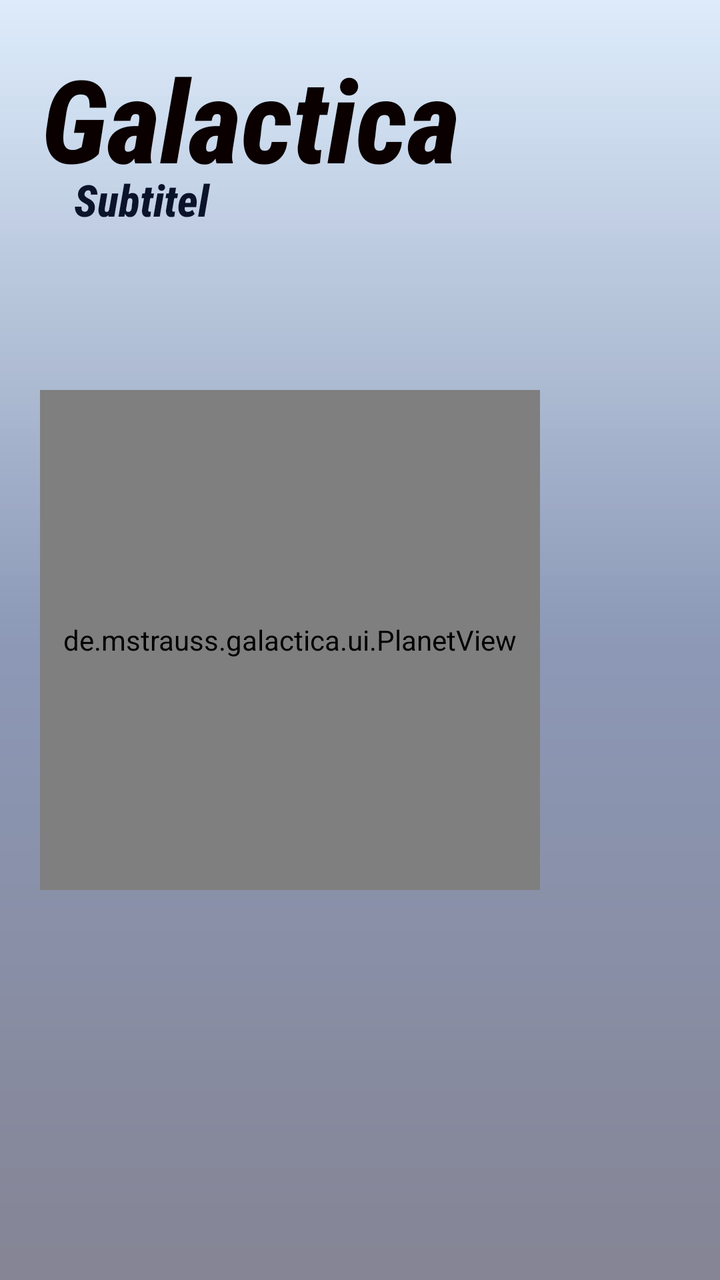
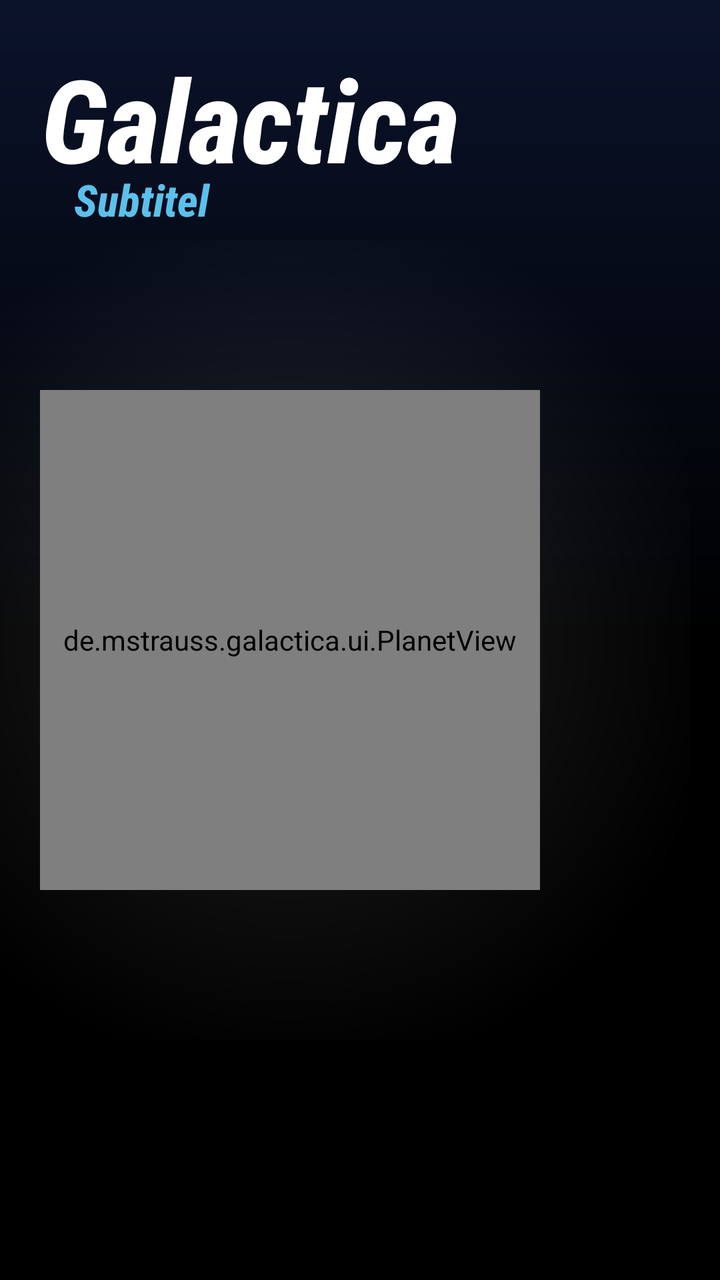

An Android layout rendered at two revisions. The XML below is the earlier revision; the diff shows what the commit changed to produce the second picture.
<!-- AndroidManifest.xml: application theme Theme.Galactica -->
<!-- res/layout/activity_main.xml -->
<?xml version="1.0" encoding="utf-8"?>
<androidx.constraintlayout.widget.ConstraintLayout xmlns:android="http://schemas.android.com/apk/res/android"
    xmlns:app="http://schemas.android.com/apk/res-auto"
    xmlns:tools="http://schemas.android.com/tools"
    android:id="@+id/main"
    android:layout_width="match_parent"
    android:layout_height="match_parent"
    tools:context=".MainActivity">

    <LinearLayout
        android:layout_width="match_parent"
        android:layout_height="match_parent"
        android:background="@drawable/bg"
        android:gravity="end|center"
        android:orientation="horizontal">

        <de.mstrauss.galactica.ui.PlanetView
            android:id="@+id/planet"
            android:layout_width="250dp"
            android:layout_height="250dp"
            android:layout_marginEnd="90dp"></de.mstrauss.galactica.ui.PlanetView>
    </LinearLayout>

    <LinearLayout
        android:id="@+id/menu_left_layout"
        android:layout_width="match_parent"
        android:layout_height="match_parent"
        android:gravity="top|start"
        android:orientation="vertical"
        android:padding="10pt">

        <TextView
            android:layout_width="wrap_content"
            android:layout_height="wrap_content"
            android:fontFamily="sans-serif-condensed-medium"
            android:text="@string/app_name"
            android:textColor="#0B0000"
            android:textSize="28pt"
            android:textStyle="bold|italic"
            app:layout_constraintBottom_toBottomOf="parent"
            app:layout_constraintEnd_toEndOf="parent"
            app:layout_constraintStart_toStartOf="parent"
            app:layout_constraintTop_toTopOf="parent" />

        <TextView
            android:id="@+id/subtitle"
            android:layout_width="match_parent"
            android:layout_height="wrap_content"
            android:fontFamily="sans-serif-condensed-medium"
            android:text="@string/subtitle"
            android:textAppearance="@style/TextAppearance.AppCompat.Large"
            android:textColor="@color/space_dark"
            android:textStyle="bold|italic"
            android:translationX="8pt"
            android:translationY="-6pt"
            app:layout_constraintBottom_toBottomOf="parent"
            app:layout_constraintEnd_toEndOf="parent"
            app:layout_constraintStart_toStartOf="parent"
            app:layout_constraintTop_toTopOf="parent" />

        <HorizontalScrollView
            android:id="@+id/campaign_levels"
            android:layout_width="match_parent"
            android:layout_height="match_parent"
            android:layout_marginStart="1dp"
            android:layout_marginTop="1dp"
            android:layout_marginEnd="1dp"
            android:layout_marginBottom="1dp"
            android:foregroundGravity="center_vertical"
            android:visibility="gone">

            
            <LinearLayout
                android:layout_width="wrap_content"
                android:layout_height="match_parent"
                android:foregroundGravity="center"
                android:gravity="center"
                android:orientation="horizontal">

                <de.mstrauss.galactica.ui.LevelCard
                    android:layout_width="match_parent"
                    android:layout_height="match_parent"
                    app:LevelNumber="1"
                    app:columns="6"
                    app:planetAmount="3"
                    app:rows="4" />

                <de.mstrauss.galactica.ui.LevelCard
                    android:layout_width="match_parent"
                    android:layout_height="match_parent"
                    app:LevelNumber="2"
                    app:availableMoves="26"
                    app:columns="7"
                    app:planetAmount="5"
                    app:rows="5" />

                <de.mstrauss.galactica.ui.LevelCard
                    android:layout_width="match_parent"
                    android:layout_height="match_parent"
                    app:LevelNumber="3"
                    app:availableMoves="18"
                    app:columns="9"
                    app:planetAmount="6"
                    app:rows="7" />

                <de.mstrauss.galactica.ui.LevelCard
                    android:layout_width="match_parent"
                    android:layout_height="match_parent"
                    app:LevelNumber="4"
                    app:availableMoves="12"
                    app:columns="10"
                    app:planetAmount="2"
                    app:rows="4" />

                <de.mstrauss.galactica.ui.LevelCard
                    android:layout_width="match_parent"
                    android:layout_height="match_parent"
                    app:LevelNumber="5"
                    app:availableMoves="26"
                    app:columns="14"
                    app:planetAmount="8"
                    app:rows="11" />

            </LinearLayout>
        </HorizontalScrollView>

        <LinearLayout
            android:id="@+id/single_player_playground_setting"
            android:layout_width="match_parent"
            android:layout_height="match_parent"
            android:gravity="center"
            android:orientation="horizontal"
            android:visibility="gone">

            <LinearLayout
                android:layout_width="wrap_content"
                android:layout_height="wrap_content"
                android:gravity="start"
                android:orientation="vertical">

                <androidx.appcompat.widget.SwitchCompat
                    android:layout_width="match_parent"
                    android:layout_height="match_parent"></androidx.appcompat.widget.SwitchCompat>
            </LinearLayout>

            <Button
                android:id="@+id/start_single_player_game_button"
                style="@android:style/Widget.Material.Button"
                android:layout_width="wrap_content"
                android:layout_height="wrap_content"
                android:text="@string/start_game_button"></Button>
        </LinearLayout>

        <LinearLayout
            android:id="@+id/settings_menu_layout"
            android:layout_width="wrap_content"
            android:layout_height="wrap_content"
            android:gravity="center|start"
            android:orientation="vertical"
            android:padding="10pt"
            android:visibility="gone"></LinearLayout>

        <LinearLayout
            android:id="@+id/single_menu_layout"
            android:layout_width="wrap_content"
            android:layout_height="wrap_content"
            android:gravity="center|start"
            android:orientation="vertical"
            android:padding="10pt"
            android:visibility="gone">

            <Button
                android:id="@+id/campaign_button"
                style="@android:style/Widget.Material.Button"
                android:layout_width="match_parent"
                android:layout_height="wrap_content"
                android:text="@string/campagne_button" />

            <Button
                android:id="@+id/single_player_playground_button"
                style="@android:style/Widget.Material.Button"
                android:layout_width="match_parent"
                android:layout_height="wrap_content"
                android:text="@string/custom_game" />
        </LinearLayout>

        <LinearLayout
            android:id="@+id/multi_menu_layout"
            android:layout_width="wrap_content"
            android:layout_height="wrap_content"
            android:gravity="center|start"
            android:orientation="vertical"
            android:padding="10pt"
            android:visibility="gone">

            <Button
                android:id="@+id/host_game_button"
                style="@android:style/Widget.Material.Button"
                android:layout_width="match_parent"
                android:layout_height="wrap_content"
                android:text="@string/host_game_button" />

            <Button
                android:id="@+id/join_game_button"
                style="@android:style/Widget.Material.Button"
                android:layout_width="match_parent"
                android:layout_height="wrap_content"
                android:text="@string/join_game_button" />
        </LinearLayout>

        <LinearLayout
            android:id="@+id/multiplayer_lobby_host"
            android:layout_width="match_parent"
            android:layout_height="wrap_content"
            android:gravity="center"
            android:orientation="horizontal"
            android:visibility="gone">

            <de.mstrauss.galactica.ui.MultiplayerLobbyHostView
                android:id="@+id/multiplayer_lobby_host_view"
                android:layout_width="wrap_content"
                android:layout_height="wrap_content" />


        </LinearLayout>

        <LinearLayout
            android:id="@+id/multiplayer_lobby_client"
            android:layout_width="match_parent"
            android:layout_height="wrap_content"
            android:gravity="center"
            android:orientation="horizontal"
            android:visibility="gone">


            <de.mstrauss.galactica.ui.MultiplayerLobbyClientView
                android:id="@+id/multiplayer_lobby_client_view"
                android:layout_width="wrap_content"
                android:layout_height="wrap_content" />

        </LinearLayout>

        <LinearLayout
            android:id="@+id/menu_buttons_layout"
            android:layout_width="wrap_content"
            android:layout_height="wrap_content"
            android:gravity="center|start"
            android:orientation="vertical"
            android:padding="10pt"
            android:visibility="gone">

            <Button
                android:id="@+id/menu_singleplayer_button"
                style="@android:style/Widget.Material.Button"
                android:layout_width="match_parent"
                android:layout_height="wrap_content"
                android:text="@string/singleplayer_button" />

            <Button
                android:id="@+id/menu_multiplayer_button"
                style="@android:style/Widget.Material.Button"
                android:layout_width="match_parent"
                android:layout_height="wrap_content"
                android:text="@string/multiplayer_button" />

            <Button
                android:id="@+id/menu_settings_button"
                style="@android:style/Widget.Material.Button"
                android:layout_width="wrap_content"
                android:layout_height="wrap_content"
                android:text="@string/settings_button" />
        </LinearLayout>
    </LinearLayout>

    <LinearLayout
        android:id="@+id/menu_back_button"
        android:layout_width="match_parent"
        android:layout_height="match_parent"
        android:gravity="end|top"
        android:orientation="vertical"
        android:padding="5pt"
        android:visibility="gone"
        app:layout_constraintTop_toTopOf="parent">
        <Button
            android:id="@+id/menu_back_button_inner"
            style="@android:style/Widget.Material.Button"
            android:layout_width="wrap_content"
            android:layout_height="wrap_content"
            android:text="@string/back_button" />
    </LinearLayout>

</androidx.constraintlayout.widget.ConstraintLayout>
<!-- resources referenced by this layout -->
<resources>
  <color name="space_dark">#0B132B</color>
  <!-- drawable bg (drawable) -->
  <?xml version="1.0" encoding="utf-8"?>
  <shape xmlns:android="http://schemas.android.com/apk/res/android"
      android:shape="rectangle">
  
      <gradient
          android:type="linear"
          android:angle="-45"
          android:startColor="#335BC0EB"
          android:centerColor="#801B3B6F"
          android:endColor="#800B132B" />
  </shape>
  <string name="app_name">Galactica</string>
  <string name="back_button">Zurück</string>
  <string name="campagne_button">Kampagne</string>
  <string name="custom_game">Freies Spiel</string>
  <string name="host_game_button">Spiel Hosten</string>
  <string name="join_game_button">Spiel Beitreten</string>
  <string name="multiplayer_button">Mehrspieler</string>
  <string name="settings_button">Einstellungen</string>
  <string name="singleplayer_button">Einzelspieler</string>
  <string name="start_game_button">Start Game</string>
  <string name="subtitle">Subtitel</string>
  <style name="Theme.Galactica" parent="Base.Theme.Galactica" />
  <style name="Base.Theme.Galactica" parent="Theme.Material3.DayNight.NoActionBar">
  
          
          <item name="materialButtonStyle">@style/GalacticaButton</item>
  
          
          <item name="materialButtonOutlinedStyle">@style/GalacticaButton.Outlined</item>
  
          
          <item name="textAppearanceBodyLarge">@style/TextAppearance.Galactica.Body</item>
          <item name="fontFamily">sans-serif-condensed-medium</item>
  
          
      </style>
  <style name="GalacticaButton" parent="Widget.Material3.Button">
          <item name="backgroundTint">@color/space_glow</item>
          <item name="android:textColor">@color/white</item>
          <item name="cornerRadius">8dp</item>
          <item name="android:textStyle">bold</item>
          
          <item name="android:minHeight">52dp</item>
          <item name="android:insetTop">2dp</item>
          <item name="android:insetBottom">2dp</item>
          <item name="android:insetLeft">2dp</item>
          <item name="android:insetRight">2dp</item>
          <item name="android:letterSpacing">0.03</item>
      </style>
  <style name="GalacticaButton.Outlined" parent="Widget.Material3.Button.OutlinedButton">
          <item name="strokeColor">@color/space_glow</item>
          <item name="strokeWidth">2dp</item>
          <item name="cornerRadius">2dp</item>
          <item name="android:textColor">@color/white</item>
          <item name="android:minHeight">52dp</item>
      </style>
  <style name="TextAppearance.Galactica.Body" parent="TextAppearance.Material3.BodyLarge">
          <item name="android:textColor">@color/white</item>
      </style>
  <color name="space_glow">#5BC0EB</color>
  <color name="white">#FFFFFFFF</color>
</resources>

<!-- the commit's change to res/layout/activity_main.xml (unified diff, before → after) -->
@@ -14,12 +14,29 @@
         android:gravity="end|center"
         android:orientation="horizontal">
 
+        <FrameLayout
+            android:layout_width="400dp"
+            android:layout_height="400dp"
+            android:layout_marginEnd="15dp"
+            android:background="@drawable/glow">
+        </FrameLayout>
+    </LinearLayout>
+
+    <LinearLayout
+        android:layout_width="match_parent"
+        android:layout_height="match_parent"
+        android:gravity="end|center"
+        android:orientation="horizontal">
+
         <de.mstrauss.galactica.ui.PlanetView
             android:id="@+id/planet"
             android:layout_width="250dp"
             android:layout_height="250dp"
-            android:layout_marginEnd="90dp"></de.mstrauss.galactica.ui.PlanetView>
+            android:layout_marginEnd="90dp">
+
+        </de.mstrauss.galactica.ui.PlanetView>
     </LinearLayout>
+
 
     <LinearLayout
         android:id="@+id/menu_left_layout"
@@ -34,7 +51,7 @@
             android:layout_height="wrap_content"
             android:fontFamily="sans-serif-condensed-medium"
             android:text="@string/app_name"
-            android:textColor="#0B0000"
+            android:textColor="#FFFFFF"
             android:textSize="28pt"
             android:textStyle="bold|italic"
             app:layout_constraintBottom_toBottomOf="parent"
@@ -49,7 +66,7 @@
             android:fontFamily="sans-serif-condensed-medium"
             android:text="@string/subtitle"
             android:textAppearance="@style/TextAppearance.AppCompat.Large"
-            android:textColor="@color/space_dark"
+            android:textColor="@color/space_glow"
             android:textStyle="bold|italic"
             android:translationX="8pt"
             android:translationY="-6pt"
<!-- resource entries referenced after the edit -->
@@ -9,9 +9,21 @@
       <gradient
           android:type="linear"
           android:angle="-45"
-          android:startColor="#335BC0EB"
-          android:centerColor="#801B3B6F"
-          android:endColor="#800B132B" />
+          android:startColor="@color/space_dark"
+          android:centerColor="#000000"
+          android:endColor="#000000" />
+  </shape>
+  <!-- drawable glow (drawable) -->
+  <?xml version="1.0" encoding="utf-8"?>
+  <shape xmlns:android="http://schemas.android.com/apk/res/android"
+      android:shape="rectangle">
+  
+      <gradient
+          android:type="radial"
+          android:startColor="#21FFFFFF"
+          android:gradientRadius="220dp"
+          android:endColor="#00892D2D"
+          />
   </shape>
   <string name="app_name">Galactica</string>
   <string name="back_button">Zurück</string>
